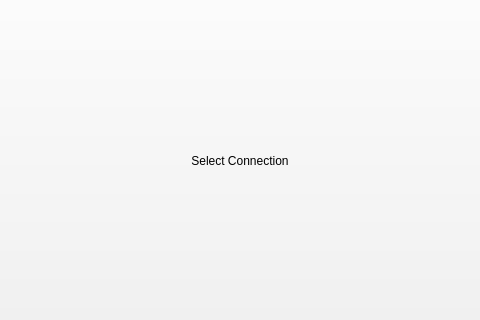
The window that LSerialTerm/MainWindow.ui (UladRH/LSerialTerm) describes before a commit, drawn with Qt 5; both pictures show x 160 to 640 and y 135 to 455 of the 800 by 600 pixel window.
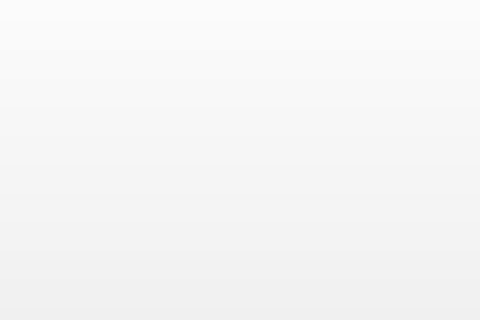
The same window after the commit.

Commit message: Disconnect button

What changed in the file:
```diff
--- a/LSerialTerm/MainWindow.ui
+++ b/LSerialTerm/MainWindow.ui
@@ -34,12 +34,9 @@
         <property name="minimumSize">
          <size>
           <width>0</width>
-          <height>50</height>
+          <height>70</height>
          </size>
         </property>
-        <property name="text">
-         <string>Select Connection</string>
-        </property>
        </widget>
       </item>
      </layout>
```
The commit also changes 3 other files.
